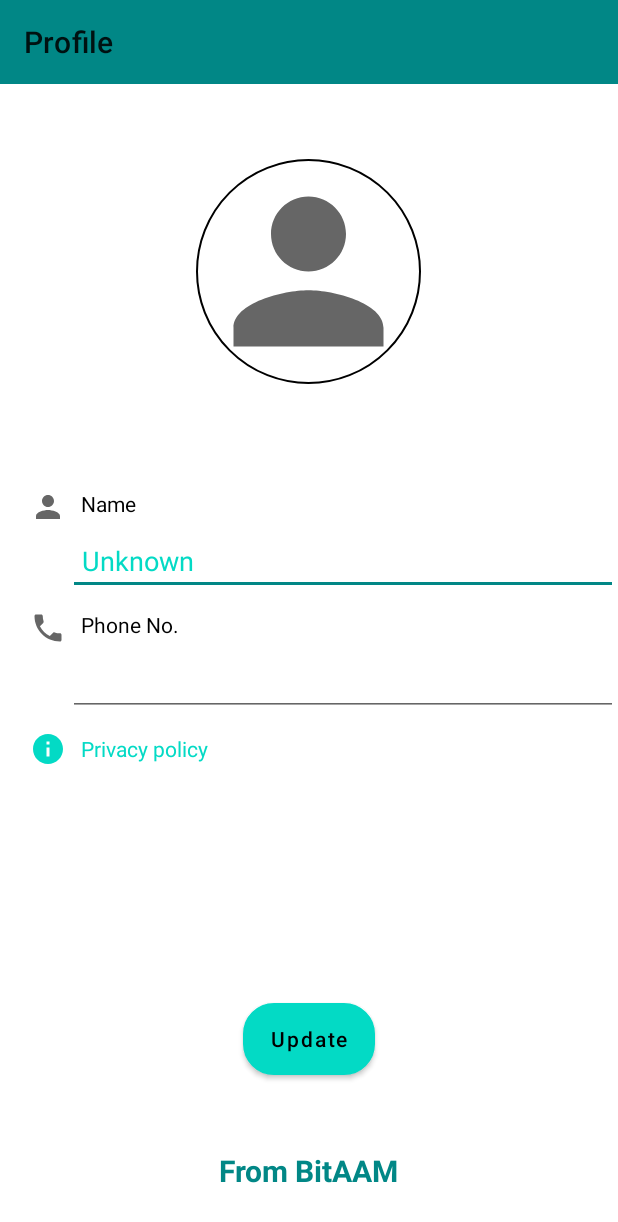
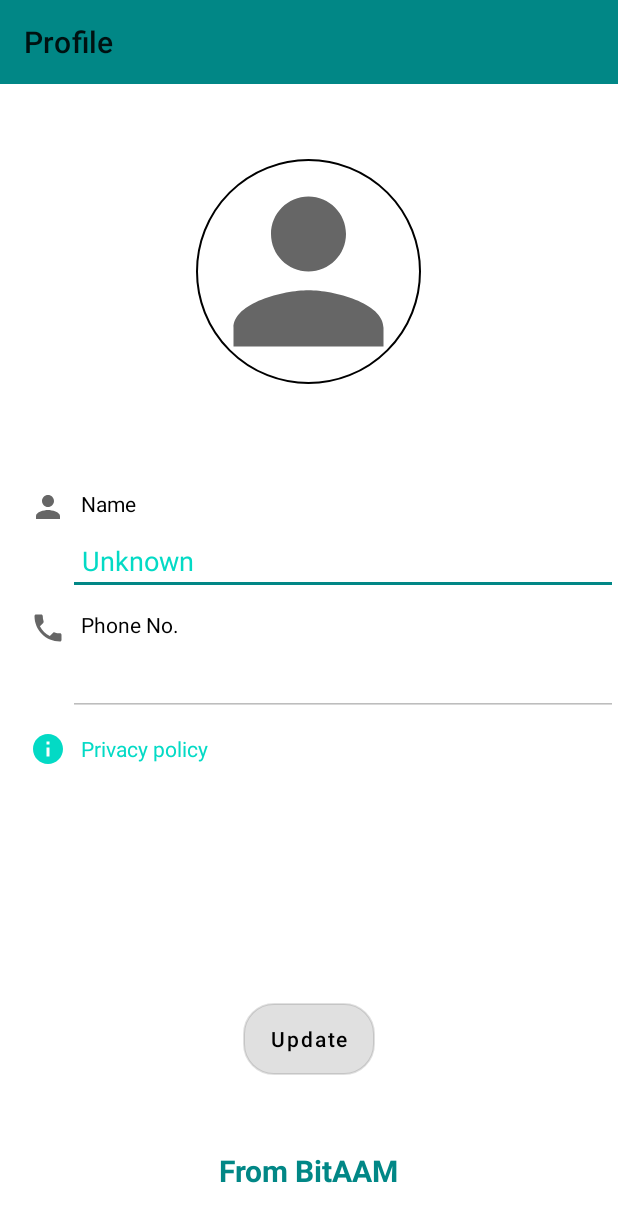
Before and after one commit to TechMangalam/PatanjaliChikitsalayaJaunpur, an Android app: the ProfileActivity screen opened directly, with no data from a screen before it, on a phone screen of 412 x 824 dp. Shown: the top 1222 px of the screen. Run offline under Robolectric (Android 15) with nearby library versions, the light colour scheme and no system bars; our stand-ins replace CircleImageView, Firebase (no records; nobody signed in at launch, a user with empty details on screens opened directly), Picasso; libraries missing offline, so code that uses them is left out: com.facebook.drawee; plain views replace SimpleDraweeView; pictures from the network do not load; 3 statements that could not run were skipped.

Commit message:
Profile activity updated

```diff
--- a/app/src/main/java/com/bitaam/patanjalichikitsalayajaunpur/SignInActivity.java
+++ b/app/src/main/java/com/bitaam/patanjalichikitsalayajaunpur/SignInActivity.java
@@ -182,7 +182,7 @@ public class SignInActivity extends AppCompatActivity {
 
                             @Override
                             public void onVerificationFailed(@NonNull FirebaseException e) {
-                                Toast.makeText(getApplicationContext(), "Try again after some time.", Toast.LENGTH_LONG).show();
+                                Toast.makeText(getApplicationContext(), e.getMessage(), Toast.LENGTH_LONG).show();
                                 progressDialog.dismiss();
                             }
 
@@ -253,7 +253,7 @@ public class SignInActivity extends AppCompatActivity {
 
         resendTimerTv.setVisibility(View.VISIBLE);
 
-        int tt = 60000*2;
+        int tt = 60000*5;
         new CountDownTimer(tt,1000){
             public void onTick(long millisUntilFinished) {
                 generateOtpBtn.setEnabled(false);
--- a/app/src/main/java/com/bitaam/patanjalichikitsalayajaunpur/YogaTrackingActivity.java
+++ b/app/src/main/java/com/bitaam/patanjalichikitsalayajaunpur/YogaTrackingActivity.java
@@ -325,6 +325,7 @@ public class YogaTrackingActivity extends YouTubeBaseActivity {
                                 progTo6.setBackgroundColor(getColor(R.color.teal_200));
                                 break;
                         }
+
                     }
                 }.start();
                 startYogaBtn.setEnabled(false);
--- a/app/src/main/res/layout/activity_profile.xml
+++ b/app/src/main/res/layout/activity_profile.xml
@@ -131,19 +131,19 @@
         fresco:drawableStartCompat="@drawable/ic_baseline_info_24" />
 
 
-
     <Button
+        android:id="@+id/update"
+        android:layout_width="wrap_content"
+        android:layout_height="wrap_content"
+        android:layout_above="@+id/cmpName"
+        android:layout_centerHorizontal="true"
+        android:layout_marginBottom="50dp"
+        android:background="@drawable/round_button"
         android:elevation="16dp"
-        android:id="@+id/update"
-        android:background="@drawable/round_button"
         android:text="Update"
-        android:textColor="@android:color/black"
+        android:enabled="false"
         android:textAllCaps="false"
-        android:layout_centerHorizontal="true"
-        android:layout_above="@+id/cmpName"
-        android:layout_marginBottom="50dp"
-        android:layout_width="wrap_content"
-        android:layout_height="wrap_content"/>
+        android:textColor="@android:color/black" />
 
     <TextView
         android:id="@+id/cmpName"
```
Also changed, not shown: app/src/main/java/com/bitaam/patanjalichikitsalayajaunpur/ProfileActivity.java (+63 -6 lines).
